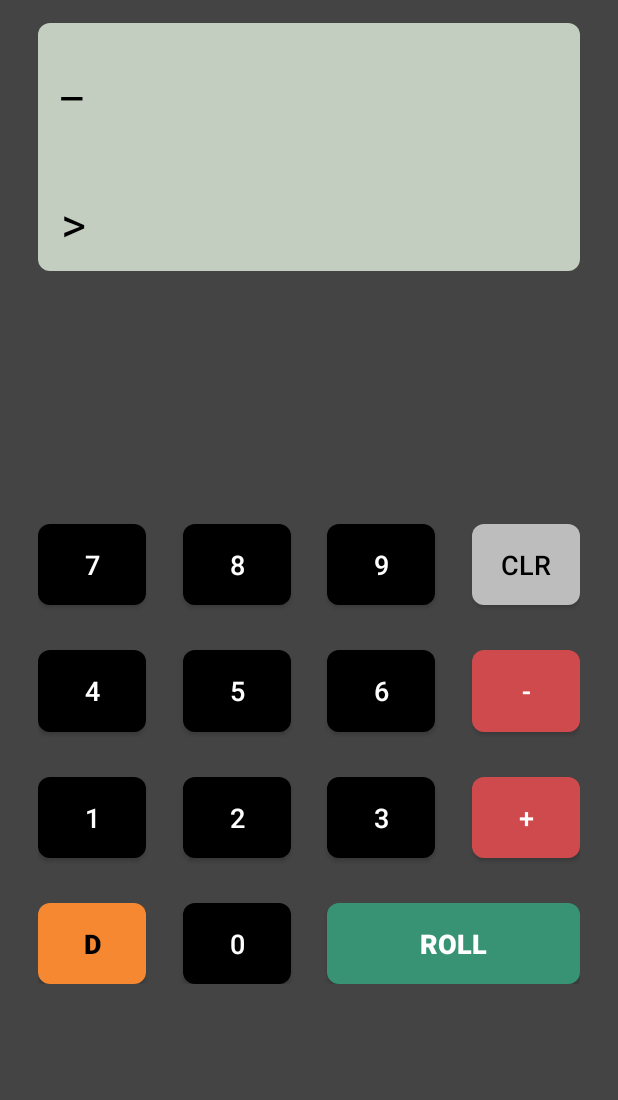
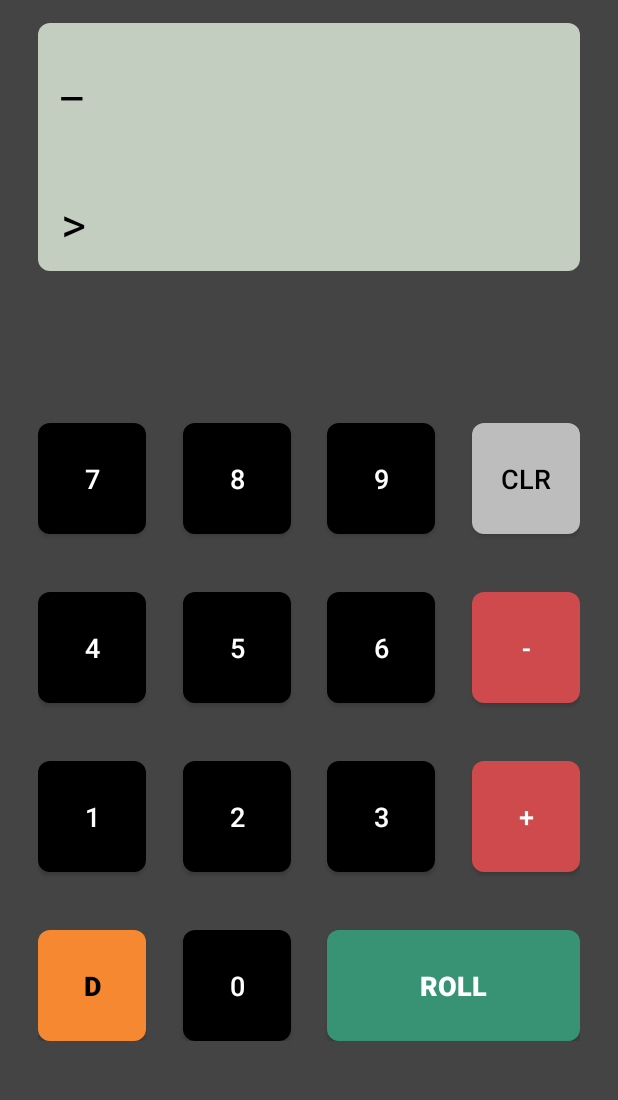
Before and after one commit to remcoder/polyhedral-dice-calculator, an Android app: the screen it shows after launch (MainActivity), on a phone screen of 412 x 824 dp, the part 44-1144 px from its top. Run offline under Robolectric (Android 15) with nearby library versions, the phone set to English and light mode, and no system bars; libraries missing offline, so code that uses them is left out: com.q42.tolbaaken, com.q42.utils; 2 statements that could not run were skipped.

Commit message:
Improved vertical sizing and positioning

```diff
--- a/src/app/src/main/res/layout/activity_main.xml
+++ b/src/app/src/main/res/layout/activity_main.xml
@@ -68,59 +68,58 @@
     <android.support.constraint.ConstraintLayout
         android:id="@+id/buttons"
         android:layout_width="match_parent"
-        android:layout_height="wrap_content"
+        android:layout_height="0dp"
         app:layout_constraintBottom_toBottomOf="parent"
         app:layout_constraintStart_toStartOf="parent"
-        app:layout_constraintTop_toBottomOf="@id/result">
+        app:layout_constraintTop_toBottomOf="@id/result"
+        app:layout_constraintHeight_percent="0.5"
+        >
 
         <Button
             android:id="@+id/button_7"
+            android:text="7"
             android:layout_width="0dp"
             android:layout_height="0dp"
-            android:layout_marginVertical="30dp"
-            android:text="7"
-
-            app:layout_constraintDimensionRatio="4:3"
             app:layout_constraintEnd_toStartOf="@+id/button_8"
-
             app:layout_constraintHorizontal_chainStyle="spread_inside"
+            app:layout_constraintVertical_chainStyle="spread_inside"
             app:layout_constraintStart_toStartOf="parent"
             app:layout_constraintTop_toTopOf="parent"
-            app:layout_constraintWidth_percent="0.20" />
+            app:layout_constraintBottom_toTopOf="@id/button_4"
+            app:layout_constraintWidth_percent="0.20"
+            app:layout_constraintHeight_percent="0.18"
+            />
 
         <Button
             android:id="@+id/button_8"
+            android:text="8"
             android:layout_width="0dp"
             android:layout_height="0dp"
-            android:text="8"
             app:layout_constraintBottom_toBottomOf="@id/button_7"
             app:layout_constraintEnd_toStartOf="@id/button_9"
             app:layout_constraintStart_toEndOf="@+id/button_7"
             app:layout_constraintTop_toTopOf="@+id/button_7"
             app:layout_constraintWidth_percent="0.2"
-
-
             />
 
         <Button
             android:id="@+id/button_9"
+            android:text="9"
             android:layout_width="0dp"
             android:layout_height="0dp"
-            android:text="9"
             app:layout_constraintBottom_toBottomOf="@id/button_7"
             app:layout_constraintEnd_toStartOf="@id/button_clear"
             app:layout_constraintStart_toEndOf="@+id/button_8"
             app:layout_constraintTop_toTopOf="@+id/button_7"
             app:layout_constraintWidth_percent="0.2"
-
             />
 
         <Button
             android:id="@+id/button_clear"
+            android:text="clr"
             style="@style/CommandButton"
             android:layout_width="0dp"
             android:layout_height="0dp"
-            android:text="clr"
             app:layout_constraintBottom_toBottomOf="@id/button_7"
             app:layout_constraintEnd_toEndOf="parent"
             app:layout_constraintStart_toEndOf="@id/button_9"
@@ -131,20 +130,21 @@
 
         <Button
             android:id="@+id/button_4"
+            android:text="4"
             android:layout_width="0dp"
             android:layout_height="0dp"
-            android:layout_marginVertical="30dp"
-            android:text="4"
-            app:layout_constraintDimensionRatio="4:3"
             app:layout_constraintEnd_toEndOf="@id/button_7"
             app:layout_constraintStart_toStartOf="@id/button_7"
-            app:layout_constraintTop_toBottomOf="@+id/button_7" />
+            app:layout_constraintTop_toBottomOf="@+id/button_7"
+            app:layout_constraintBottom_toTopOf="@id/button_1"
+            app:layout_constraintHeight_percent="0.18"
+            />
 
         <Button
             android:id="@+id/button_5"
+            android:text="5"
             android:layout_width="0dp"
             android:layout_height="0dp"
-            android:text="5"
             app:layout_constraintBottom_toBottomOf="@id/button_4"
             app:layout_constraintEnd_toEndOf="@id/button_8"
             app:layout_constraintStart_toStartOf="@id/button_8"
@@ -152,9 +152,9 @@
 
         <Button
             android:id="@+id/button_6"
+            android:text="6"
             android:layout_width="0dp"
             android:layout_height="0dp"
-            android:text="6"
             app:layout_constraintBottom_toBottomOf="@id/button_4"
             app:layout_constraintEnd_toEndOf="@id/button_9"
             app:layout_constraintStart_toStartOf="@id/button_9"
@@ -162,12 +162,10 @@
 
         <Button
             android:id="@+id/button_minus"
+            android:text="-"
             style="@style/OperatorButton"
             android:layout_width="0dp"
             android:layout_height="0dp"
-
-            android:text="-"
-
             app:layout_constraintBottom_toBottomOf="@id/button_4"
             app:layout_constraintEnd_toEndOf="@id/button_clear"
             app:layout_constraintStart_toStartOf="@id/button_clear"
@@ -175,80 +173,85 @@
 
         <Button
             android:id="@+id/button_1"
+            android:text="1"
             android:layout_width="0dp"
             android:layout_height="0dp"
-            android:layout_marginVertical="30dp"
-            android:text="1"
-            app:layout_constraintDimensionRatio="4:3"
             app:layout_constraintEnd_toEndOf="@id/button_7"
             app:layout_constraintStart_toStartOf="@id/button_7"
-            app:layout_constraintTop_toBottomOf="@+id/button_4" />
+            app:layout_constraintTop_toBottomOf="@+id/button_4"
+            app:layout_constraintBottom_toTopOf="@id/button_d"
+            app:layout_constraintHeight_percent="0.18"
+            />
 
         <Button
             android:id="@+id/button_2"
+            android:text="2"
             android:layout_width="0dp"
             android:layout_height="0dp"
-            android:text="2"
             app:layout_constraintBottom_toBottomOf="@id/button_1"
             app:layout_constraintEnd_toEndOf="@id/button_8"
             app:layout_constraintStart_toStartOf="@id/button_8"
-            app:layout_constraintTop_toTopOf="@id/button_1" />
+            app:layout_constraintTop_toTopOf="@id/button_1"
+            />
 
         <Button
             android:id="@+id/button_3"
+            android:text="3"
             android:layout_width="0dp"
             android:layout_height="0dp"
-            android:text="3"
-
             app:layout_constraintBottom_toBottomOf="@id/button_1"
             app:layout_constraintEnd_toEndOf="@id/button_9"
             app:layout_constraintStart_toStartOf="@id/button_9"
-            app:layout_constraintTop_toTopOf="@id/button_1" />
+            app:layout_constraintTop_toTopOf="@id/button_1"
+            />
 
         <Button
             android:id="@+id/button_plus"
+            android:text="+"
             style="@style/OperatorButton"
             android:layout_width="0dp"
             android:layout_height="0dp"
-            android:text="+"
             app:layout_constraintBottom_toBottomOf="@id/button_1"
             app:layout_constraintEnd_toEndOf="@id/button_minus"
             app:layout_constraintStart_toStartOf="@id/button_minus"
-            app:layout_constraintTop_toTopOf="@id/button_1" />
+            app:layout_constraintTop_toTopOf="@id/button_1"
+            />
 
         <Button
             android:id="@+id/button_d"
+            android:text="d"
             style="@style/DieButton"
             android:layout_width="0dp"
             android:layout_height="0dp"
-            android:layout_marginVertical="30dp"
-            android:text="d"
-            app:layout_constraintDimensionRatio="4:3"
             app:layout_constraintEnd_toEndOf="@id/button_7"
             app:layout_constraintStart_toStartOf="@id/button_7"
-            app:layout_constraintTop_toBottomOf="@id/button_1" />
+            app:layout_constraintTop_toBottomOf="@id/button_1"
+            app:layout_constraintBottom_toBottomOf="parent"
+            app:layout_constraintHeight_percent="0.18"
+            />
 
         <Button
             android:id="@+id/button_0"
+            android:text="0"
             android:layout_width="0dp"
             android:layout_height="0dp"
-            android:text="0"
-
             app:layout_constraintBottom_toBottomOf="@id/button_d"
             app:layout_constraintEnd_toEndOf="@id/button_8"
             app:layout_constraintStart_toStartOf="@id/button_8"
-            app:layout_constraintTop_toTopOf="@id/button_d" />
+            app:layout_constraintTop_toTopOf="@id/button_d"
+            />
 
         <Button
             android:id="@+id/button_roll"
+            android:text="roll"
             style="@style/RollButton"
             android:layout_width="0dp"
             android:layout_height="0dp"
-            android:text="roll"
             app:layout_constraintBottom_toBottomOf="@id/button_d"
             app:layout_constraintEnd_toEndOf="@id/button_clear"
             app:layout_constraintStart_toStartOf="@id/button_9"
-            app:layout_constraintTop_toTopOf="@id/button_d" />
+            app:layout_constraintTop_toTopOf="@id/button_d"
+            />
     </android.support.constraint.ConstraintLayout>
 
 </android.support.constraint.ConstraintLayout>
```
